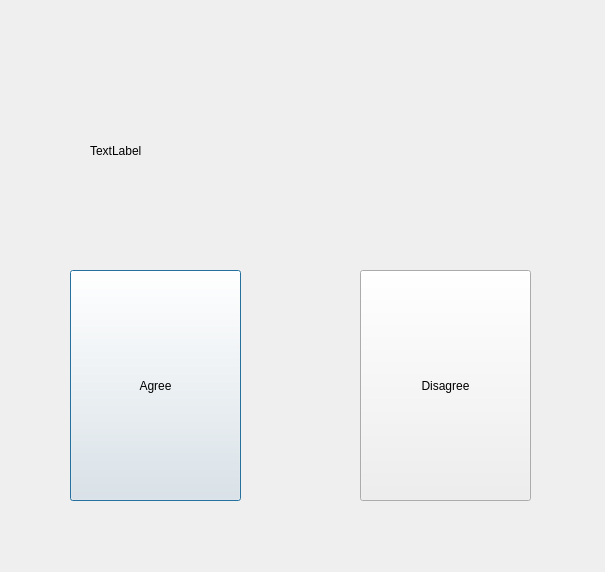
Mike-Wazovsky/Great-project-1-course, file windowwithgame.ui: the form before one commit.
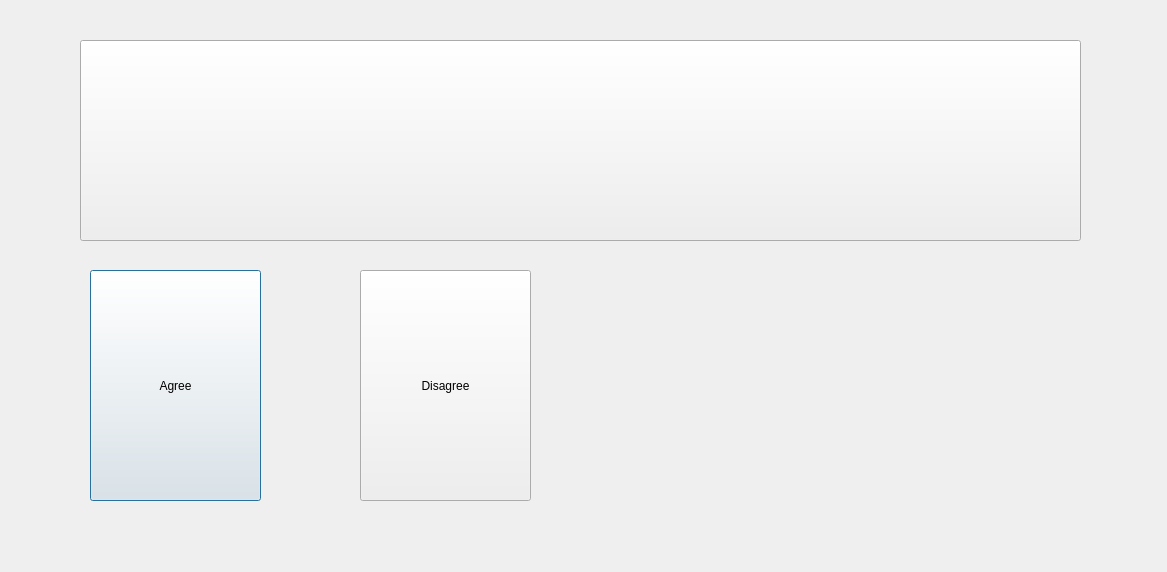
The form after the commit.

```diff
--- a/windowwithgame.ui
+++ b/windowwithgame.ui
@@ -6,7 +6,7 @@
    <rect>
     <x>0</x>
     <y>0</y>
-    <width>605</width>
+    <width>1167</width>
     <height>572</height>
    </rect>
   </property>
@@ -16,7 +16,7 @@
   <widget class="QPushButton" name="Yes_Button">
    <property name="geometry">
     <rect>
-     <x>70</x>
+     <x>90</x>
      <y>270</y>
      <width>171</width>
      <height>231</height>
@@ -42,16 +42,97 @@
   <widget class="QLabel" name="label">
    <property name="geometry">
     <rect>
-     <x>90</x>
-     <y>80</y>
+     <x>170</x>
+     <y>30</y>
      <width>361</width>
-     <height>141</height>
+     <height>221</height>
     </rect>
    </property>
    <property name="text">
     <string>TextLabel</string>
    </property>
   </widget>
+  <widget class="QToolButton" name="toolButton">
+   <property name="geometry">
+    <rect>
+     <x>80</x>
+     <y>40</y>
+     <width>1001</width>
+     <height>201</height>
+    </rect>
+   </property>
+   <property name="text">
+    <string/>
+   </property>
+  </widget>
+  <widget class="QWidget" name="gridLayoutWidget">
+   <property name="geometry">
+    <rect>
+     <x>590</x>
+     <y>270</y>
+     <width>491</width>
+     <height>231</height>
+    </rect>
+   </property>
+   <layout class="QGridLayout" name="gridLayout">
+    <item row="0" column="1">
+     <widget class="QLabel" name="num1">
+      <property name="text">
+       <string/>
+      </property>
+     </widget>
+    </item>
+    <item row="0" column="0">
+     <widget class="QLabel" name="res1">
+      <property name="text">
+       <string/>
+      </property>
+     </widget>
+    </item>
+    <item row="0" column="2">
+     <widget class="QLabel" name="res2">
+      <property name="text">
+       <string/>
+      </property>
+     </widget>
+    </item>
+    <item row="0" column="3">
+     <widget class="QLabel" name="num2">
+      <property name="text">
+       <string/>
+      </property>
+     </widget>
+    </item>
+    <item row="1" column="1">
+     <widget class="QLabel" name="num3">
+      <property name="text">
+       <string/>
+      </property>
+     </widget>
+    </item>
+    <item row="1" column="2">
+     <widget class="QLabel" name="res4">
+      <property name="text">
+       <string/>
+      </property>
+     </widget>
+    </item>
+    <item row="1" column="3">
+     <widget class="QLabel" name="num4">
+      <property name="text">
+       <string/>
+      </property>
+     </widget>
+    </item>
+    <item row="1" column="0">
+     <widget class="QLabel" name="res3">
+      <property name="text">
+       <string/>
+      </property>
+     </widget>
+    </item>
+   </layout>
+  </widget>
  </widget>
  <resources/>
  <connections/>
```
